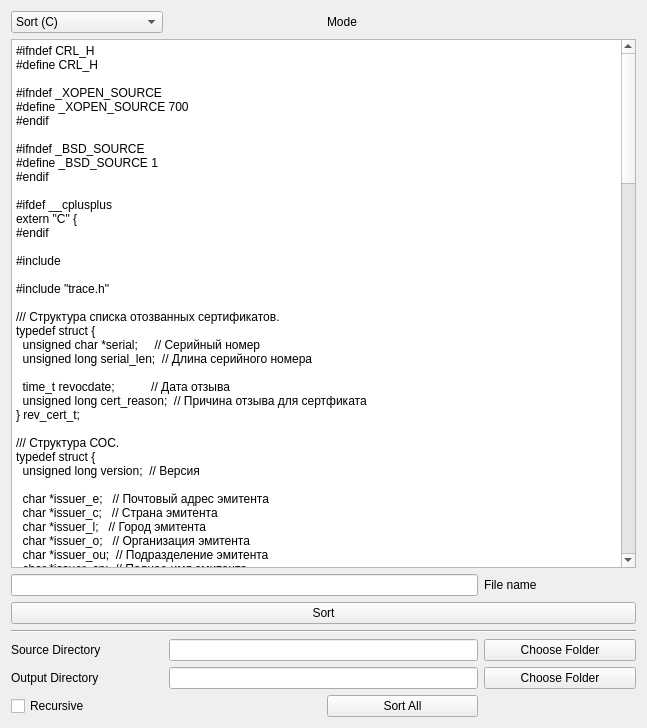
This is mainwindow.ui in VoreWind/ClassMethodSorter as Qt 5 draws it before an edit. The edited form follows.
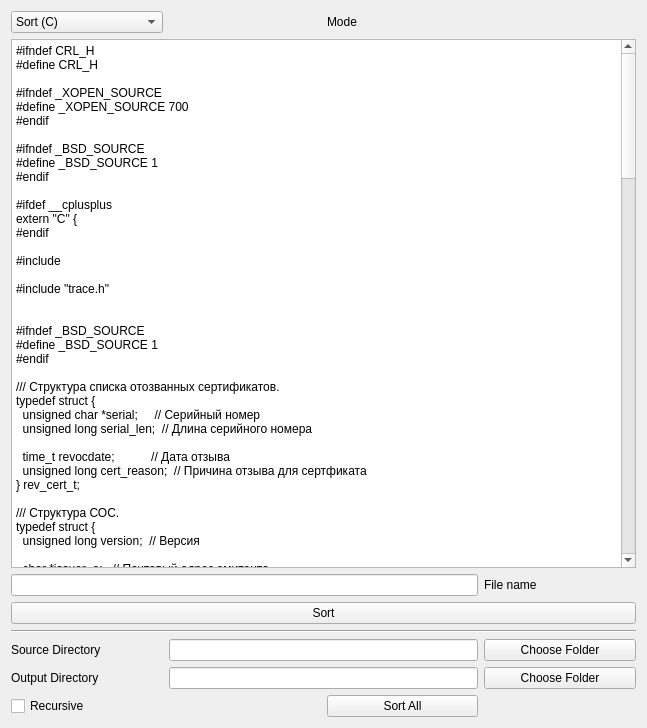
This is the edited form.

Commit message: Add the code for sorting of the #ifdef blocks

```diff
--- a/mainwindow.ui
+++ b/mainwindow.ui
@@ -115,6 +115,11 @@
 
 #include &quot;trace.h&quot;
 
+
+#ifndef _BSD_SOURCE
+#define _BSD_SOURCE 1
+#endif
+
 /// Структура списка отозванных сертификатов.
 typedef struct {
   unsigned char *serial;     // Серийный номер
```
The commit also changes 2 other files.
